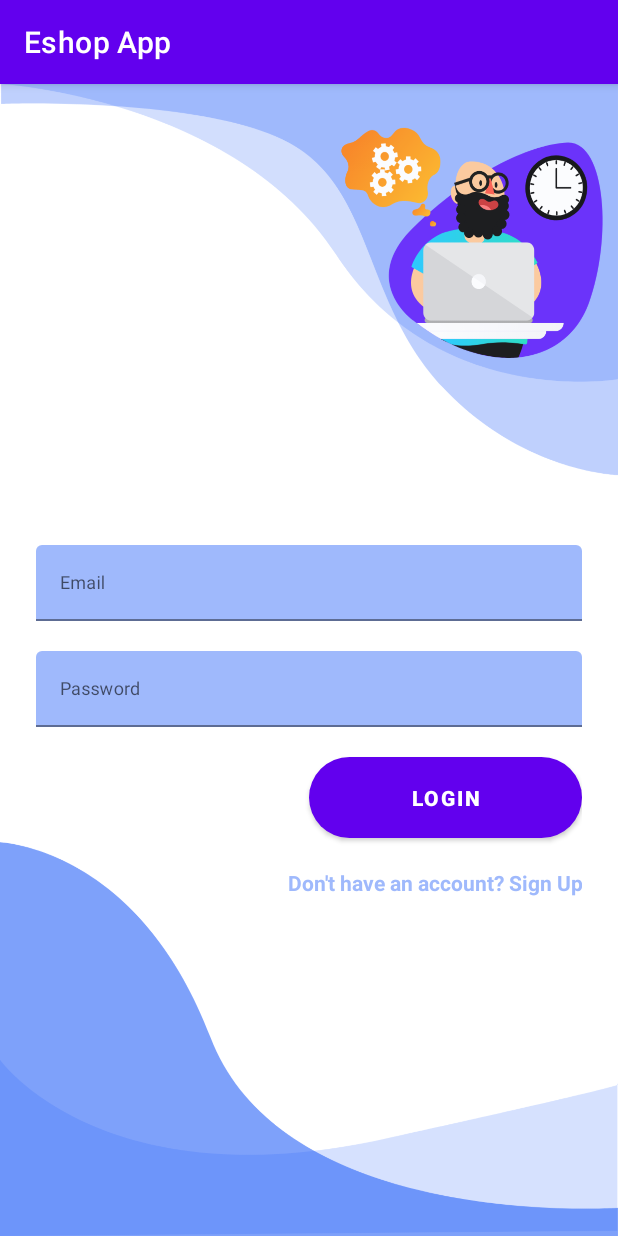
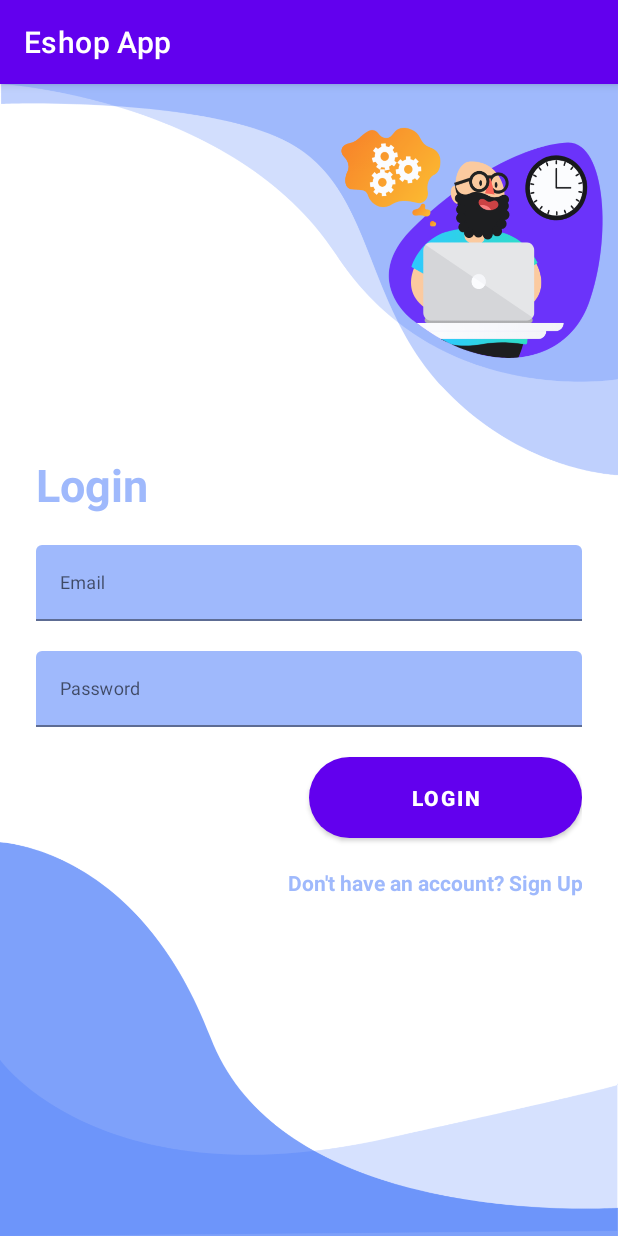
Before and after one commit to contratistaweb/Eshop-App, an Android app: the fragment LoginFragment shown on its own in the app's theme, on a phone screen of 412 x 824 dp. Run offline under Robolectric (Android 15) with nearby library versions, the light colour scheme and no system bars.

Commit message:
Responsive Login

```diff
--- a/app/src/main/java/com/am2/eshopapp/DrawerActivity.java
+++ b/app/src/main/java/com/am2/eshopapp/DrawerActivity.java
@@ -1,8 +1,11 @@
 package com.am2.eshopapp;
 
+import android.content.Intent;
 import android.os.Bundle;
 import android.view.View;
 import android.view.Menu;
+import android.widget.EditText;
+import android.widget.Toast;
 
 import com.am2.eshopapp.ui.gallery.GalleryFragment;
 import com.am2.eshopapp.ui.home.HomeFragment;
@@ -28,9 +31,6 @@ public class DrawerActivity extends AppCompatActivity {
     private AppBarConfiguration mAppBarConfiguration;
     private ActivityDrawerBinding binding;
 
-//    private FragmentTransaction transaction;
-//    private Fragment fragmentHome,fragmentGallery,  fragmentSlideshow, fragmentLogin, fragmentRegister;
-
     @Override
     protected void onCreate(Bundle savedInstanceState) {
         super.onCreate(savedInstanceState);
@@ -49,8 +49,6 @@ public class DrawerActivity extends AppCompatActivity {
         });
         DrawerLayout drawer = binding.drawerLayout;
         NavigationView navigationView = binding.navView;
-        // Passing each menu ID as a set of Ids because each
-        // menu should be considered as top level destinations.
         mAppBarConfiguration = new AppBarConfiguration.Builder(
                 R.id.nav_home, R.id.nav_gallery, R.id.nav_slideshow, R.id.nav_login, R.id.nav_register)
                 .setOpenableLayout(drawer)
@@ -58,21 +56,10 @@ public class DrawerActivity extends AppCompatActivity {
         NavController navController = Navigation.findNavController(this , R.id.nav_host_fragment_content_drawer);
         NavigationUI.setupActionBarWithNavController(this, navController, mAppBarConfiguration);
         NavigationUI.setupWithNavController(navigationView, navController);
-
-//        fragmentHome = new HomeFragment();
-//        fragmentGallery = new GalleryFragment();
-//        fragmentSlideshow = new SlideshowFragment();
-//        fragmentHome = new HomeFragment();
-//        fragmentLogin = new LoginFragment();
-//        fragmentRegister = new RegisterFragment();
-
-//        getSupportFragmentManager().beginTransaction().add( R.id.nav_host_fragment_content_drawer, fragmentHome).commit();
-
     }
 
     @Override
     public boolean onCreateOptionsMenu(Menu menu) {
-        // Inflate the menu; this adds items to the action bar if it is present.
         getMenuInflater().inflate(R.menu.drawer, menu);
         return true;
     }
@@ -83,22 +70,4 @@ public class DrawerActivity extends AppCompatActivity {
         return NavigationUI.navigateUp(navController, mAppBarConfiguration)
                 || super.onSupportNavigateUp();
     }
-
-
-    public void onClick(View view) {
-//        transaction = getSupportFragmentManager().beginTransaction();
-//        switch (view.getId()) {
-//            case R.id.tvSignUp:
-//                transaction.replace(R.id.nav_host_fragment_content_drawer, fragmentRegister);
-//                transaction.addToBackStack(null);
-//                break;
-//            case R.id.tvSignIn:
-//                transaction.replace(R.id.nav_host_fragment_content_drawer, fragmentLogin);
-//                transaction.addToBackStack(null);
-//                break;
-//        }
-//        transaction.commit();
-    }
-
-
 }
--- a/app/src/main/res/layout-land/fragment_login.xml
+++ b/app/src/main/res/layout-land/fragment_login.xml
@@ -4,38 +4,84 @@
     xmlns:tools="http://schemas.android.com/tools"
     android:layout_width="match_parent"
     android:layout_height="match_parent"
-    android:background="@drawable/login_bk_land"
+    android:background="@drawable/login_bk"
     android:focusableInTouchMode="true"
     tools:context=".ui.login.LoginFragment">
 
+    <androidx.constraintlayout.widget.Guideline
+        android:id="@+id/guideline8"
+        android:layout_width="wrap_content"
+        android:layout_height="wrap_content"
+        android:orientation="horizontal"
+        app:layout_constraintGuide_percent="0.02" />
+
+    <androidx.constraintlayout.widget.Guideline
+        android:id="@+id/guideline9"
+        android:layout_width="wrap_content"
+        android:layout_height="wrap_content"
+        android:orientation="horizontal"
+        app:layout_constraintGuide_percent="0.98" />
+
+    <androidx.constraintlayout.widget.Guideline
+        android:id="@+id/guideline10"
+        android:layout_width="wrap_content"
+        android:layout_height="wrap_content"
+        android:orientation="vertical"
+        app:layout_constraintGuide_percent="0.02" />
+
+    <androidx.constraintlayout.widget.Guideline
+        android:id="@+id/guideline11"
+        android:layout_width="wrap_content"
+        android:layout_height="wrap_content"
+        android:orientation="vertical"
+        app:layout_constraintGuide_percent="0.98" />
+
+    <androidx.constraintlayout.widget.Guideline
+        android:id="@+id/guideline12"
+        android:layout_width="wrap_content"
+        android:layout_height="wrap_content"
+        android:orientation="vertical"
+        app:layout_constraintGuide_percent="0.5" />
+
+    <androidx.constraintlayout.widget.Guideline
+        android:id="@+id/guideline13"
+        android:layout_width="wrap_content"
+        android:layout_height="wrap_content"
+        android:orientation="horizontal"
+        app:layout_constraintGuide_percent="0.6" />
+
     <LinearLayout
-        android:layout_width="match_parent"
-        android:layout_height="wrap_content"
-        android:layout_marginStart="50dp"
-        android:layout_marginTop="8dp"
-        android:layout_marginEnd="400dp"
-        android:layout_marginBottom="8dp"
+        android:id="@+id/linearLayout3"
+        android:layout_width="0dp"
+        android:layout_height="0dp"
+        android:gravity="center"
         android:orientation="vertical"
-        app:layout_constraintBottom_toBottomOf="parent"
-        app:layout_constraintEnd_toEndOf="parent"
-        app:layout_constraintStart_toStartOf="parent"
-        app:layout_constraintTop_toTopOf="parent">
+        app:layout_constraintBottom_toTopOf="@+id/guideline13"
+        app:layout_constraintEnd_toStartOf="@+id/guideline12"
+        app:layout_constraintStart_toStartOf="@+id/guideline10"
+        app:layout_constraintTop_toTopOf="@+id/guideline8">
 
         <TextView
             android:id="@+id/text_login"
             style="@style/loginHeader"
-            android:layout_width="wrap_content"
+            android:layout_width="match_parent"
             android:layout_height="wrap_content"
-            android:layout_marginTop="@dimen/loginViewsMargin" />
+            android:layout_marginTop="@dimen/loginViewsMargin"
+            android:text="Login" />
 
         <com.google.android.material.textfield.TextInputLayout
             android:id="@+id/textInputEmail"
             style="@style/parent"
-            android:layout_marginTop="@dimen/loginViewsMargin">
+            android:layout_width="match_parent"
+            android:layout_height="wrap_content"
+            android:layout_marginTop="@dimen/loginViewsMargin"
+            android:layout_weight="1">
 
             <EditText
                 android:id="@+id/editTextEmail"
                 style="@style/modifiedEditText"
+                android:layout_width="match_parent"
+                android:layout_height="wrap_content"
                 android:hint="@string/login_email_hint"
                 android:inputType="textEmailAddress"
                 android:maxLines="1" />
@@ -44,27 +90,52 @@
         <com.google.android.material.textfield.TextInputLayout
             android:id="@+id/textInputPassword"
             style="@style/parent"
-            android:layout_marginTop="@dimen/loginViewsMargin">
+            android:layout_width="match_parent"
+            android:layout_height="wrap_content"
+            android:layout_marginTop="@dimen/loginViewsMargin"
+            android:layout_weight="1">
 
             <EditText
                 android:id="@+id/editTextPassword"
                 style="@style/modifiedEditText"
+                android:layout_width="match_parent"
+                android:layout_height="wrap_content"
                 android:hint="@string/login_password_hint"
                 android:inputType="textPassword"
                 android:maxLines="1" />
         </com.google.android.material.textfield.TextInputLayout>
 
+        <!--            android:onClick="goRegister"-->
+
+    </LinearLayout>
+
+    <LinearLayout
+        android:layout_width="0dp"
+        android:layout_height="0dp"
+        android:gravity="center"
+        android:orientation="vertical"
+        app:layout_constraintBottom_toTopOf="@+id/guideline9"
+        app:layout_constraintEnd_toStartOf="@+id/guideline12"
+        app:layout_constraintHorizontal_bias="0.471"
+        app:layout_constraintStart_toStartOf="@+id/guideline10"
+        app:layout_constraintTop_toTopOf="@+id/guideline13">
+
         <Button
             android:id="@+id/cirLoginButton"
             style="@style/loginButton"
+            android:layout_width="match_parent"
+            android:layout_height="wrap_content"
             android:layout_gravity="right"
-            android:layout_marginTop="@dimen/loginViewsMargin"
-            android:text="Login" />
-        <!--            android:onClick="goRegister"-->
+            android:layout_margin="20dp"
+            android:layout_weight="1"
+            android:text="Login"
+            android:textSize="12sp" />
+
         <TextView
             android:id="@+id/tvSignUp"
             style="@style/parent"
-            android:layout_marginTop="@dimen/loginViewsMargin"
+            android:layout_width="match_parent"
+            android:layout_height="20dp"
             android:onClick="onClick"
             android:text="@string/login_signup_hint"
             android:textAlignment="textEnd"
--- a/app/src/main/res/layout-land/fragment_register.xml
+++ b/app/src/main/res/layout-land/fragment_register.xml
@@ -5,7 +5,7 @@
     android:layout_width="match_parent"
     android:layout_height="match_parent"
     tools:context=".ui.login.LoginFragment"
-    android:background="@drawable/login_bk_land"
+    android:background="@drawable/login_bk"
     android:focusableInTouchMode="true">
 
     <androidx.constraintlayout.widget.Guideline
@@ -55,7 +55,7 @@
         app:layout_constraintVertical_bias="0.87">
 
         <Button
-            android:id="@+id/cirLoginButton"
+            android:id="@+id/cirRegisterButton"
             style="@style/loginButton"
             android:layout_width="wrap_content"
             android:layout_height="wrap_content"
--- a/app/src/main/res/layout/fragment_login.xml
+++ b/app/src/main/res/layout/fragment_login.xml
@@ -24,9 +24,11 @@
         <TextView
             android:id="@+id/text_login"
             style="@style/loginHeader"
-            android:layout_width="wrap_content"
+            android:layout_width="match_parent"
             android:layout_height="wrap_content"
-            android:layout_marginTop="@dimen/loginViewsMargin" />
+            android:layout_marginTop="@dimen/loginViewsMargin"
+            android:layout_weight="1"
+            android:text="Login"/>
 
         <com.google.android.material.textfield.TextInputLayout
             android:id="@+id/textInputEmail"
```
